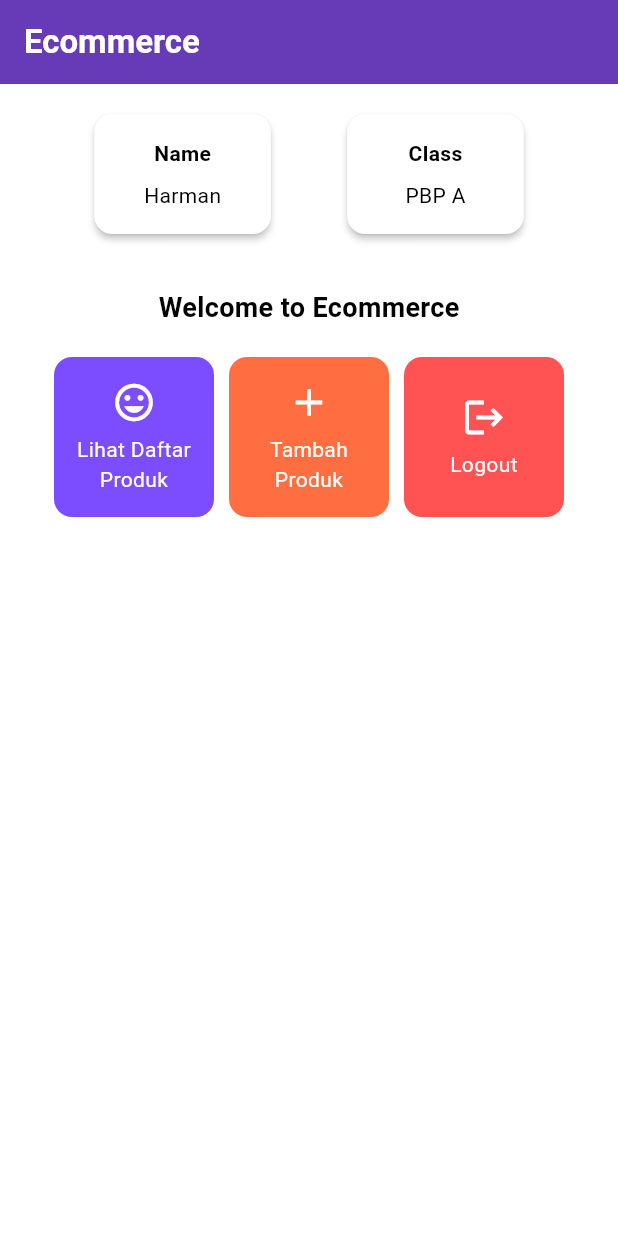
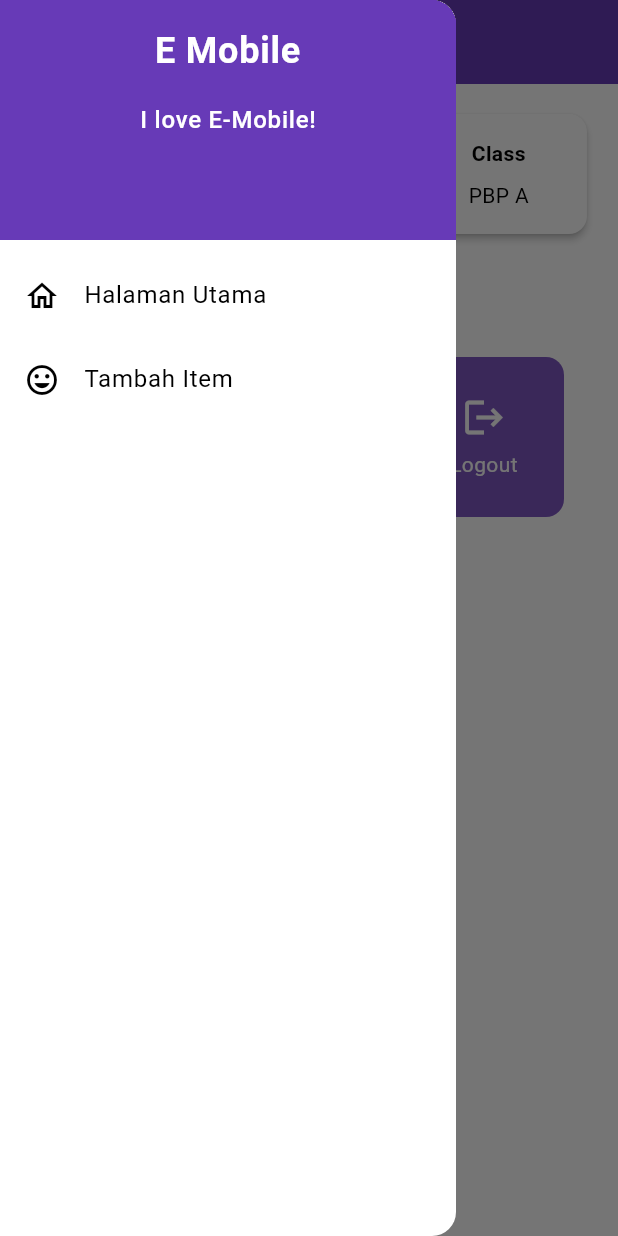
Before and after one commit to muttyqt15/emobile, a Flutter app: the screen it shows after launch, with the side drawer open (before the commit the screen has no drawer), on a phone screen of 412 x 824 dp. Run offline on Flutter 3.47's test engine with Material 3 defaults, Android fonts, the phone set to English and light mode, and no system bars.

Commit message:
feat: boom!

```diff
--- a/lib/main.dart
+++ b/lib/main.dart
@@ -1,5 +1,5 @@
 import 'package:flutter/material.dart';
-import 'package:emobile/menu.dart';
+import 'package:emobile/screens/menu.dart';
 
 void main() {
   runApp(const MyApp());
@@ -12,7 +12,7 @@ class MyApp extends StatelessWidget {
   @override
   Widget build(BuildContext context) {
     return MaterialApp(
-      title: 'Flutter Page',
+      title: '2306207101',
       theme: ThemeData(
         // This is the theme of your application.
         //
--- a/lib/menu.dart
+++ /dev/null
@@ -1,183 +0,0 @@
-import 'package:flutter/material.dart';
-
-class MyHomePage extends StatelessWidget  {
-  MyHomePage({super.key});
-  final String name = 'Harman';
-  final String pbpClass = 'PBP A';
-
-  final List<ItemHomepage> items = [
-    ItemHomepage("Lihat Daftar Produk", Icons.mood, Colors.deepPurpleAccent),
-    ItemHomepage("Tambah Produk", Icons.add, Colors.deepOrangeAccent),
-    ItemHomepage("Logout", Icons.logout, Colors.redAccent),
-  ];
-
-  @override
-  Widget build(BuildContext context) {
-    // Scaffold menyediakan struktur dasar halaman dengan AppBar dan body.
-    return Scaffold(
-      // AppBar adalah bagian atas halaman yang menampilkan judul.
-      appBar: AppBar(
-        title: const Text(
-          'Ecommerce',
-          style: TextStyle(
-            color: Colors.white,
-            fontWeight: FontWeight.bold,
-          ),
-        ),
-        // Warna latar belakang AppBar diambil dari skema warna tema aplikasi.
-        backgroundColor: Theme.of(context).colorScheme.primary,
-      ),
-      // Body halaman dengan padding di sekelilingnya.
-      body: Padding(
-        padding: const EdgeInsets.all(16.0),
-        // Menyusun widget secara vertikal dalam sebuah kolom.
-        child: Column(
-          crossAxisAlignment: CrossAxisAlignment.center,
-          children: [
-            // Row untuk menampilkan 3 InfoCard secara horizontal.
-            Row(
-              mainAxisAlignment: MainAxisAlignment.spaceEvenly,
-              children: [
-                InfoCard(title: 'Name', content: name),
-                InfoCard(title: 'Class', content: pbpClass),
-              ],
-            ),
-
-            // Memberikan jarak vertikal 16 unit.
-            const SizedBox(height: 16.0),
-
-            // Menempatkan widget berikutnya di tengah halaman.
-            Center(
-              child: Column(
-                // Menyusun teks dan grid item secara vertikal.
-
-                children: [
-                  // Menampilkan teks sambutan dengan gaya tebal dan ukuran 18.
-                  const Padding(
-                    padding: EdgeInsets.only(top: 16.0),
-                    child: Text(
-                      'Welcome to Ecommerce',
-                      style: TextStyle(
-                        fontWeight: FontWeight.bold,
-                        fontSize: 18.0,
-                      ),
-                    ),
-                  ),
-
-                  // Grid untuk menampilkan ItemCard dalam bentuk grid 3 kolom.
-                  GridView.count(
-                    primary: true,
-                    padding: const EdgeInsets.all(20),
-                    crossAxisSpacing: 10,
-                    mainAxisSpacing: 10,
-                    crossAxisCount: 3,
-                    // Agar grid menyesuaikan tinggi kontennya.
-                    shrinkWrap: true,
-
-                    // Menampilkan ItemCard untuk setiap item dalam list items.
-                    children: items.map((ItemHomepage item) {
-                      return ItemCard(item);
-                    }).toList(),
-                  ),
-                ],
-              ),
-            ),
-          ],
-        ),
-      ),
-    );
-  }
-}
-class InfoCard extends StatelessWidget {
-  // Kartu informasi yang menampilkan title dan content.
-
-  final String title;  // Judul kartu.
-  final String content;  // Isi kartu.
-
-  const InfoCard({super.key, required this.title, required this.content});
-
-  @override
-  Widget build(BuildContext context) {
-    return Card(
-      // Membuat kotak kartu dengan bayangan dibawahnya.
-      elevation: 2.0,
-      child: Container(
-        // Mengatur ukuran dan jarak di dalam kartu.
-        width: MediaQuery.of(context).size.width / 3.5, // menyesuaikan dengan lebar device yang digunakan.
-        padding: const EdgeInsets.all(16.0),
-        // Menyusun title dan content secara vertikal.
-        child: Column(
-          children: [
-            Text(
-              title,
-              style: const TextStyle(fontWeight: FontWeight.bold),
-            ),
-            const SizedBox(height: 8.0),
-            Text(content),
-          ],
-        ),
-      ),
-    );
-  }
-}
-class ItemHomepage {
-  final String name;
-  final IconData icon;
-  final Color color;
-
-  ItemHomepage(this.name, this.icon, this.color);
-}
-
-class ItemCard extends StatelessWidget {
-  // Menampilkan kartu dengan ikon dan nama.
-
-  final ItemHomepage item;
-
-  const ItemCard(this.item, {super.key});
-
-  @override
-  Widget build(BuildContext context) {
-    return Material(
-      // Menentukan warna latar belakang dari tema aplikasi.
-      color: item.color,
-      // Membuat sudut kartu melengkung.
-      borderRadius: BorderRadius.circular(12),
-
-      child: InkWell(
-        // Aksi ketika kartu ditekan.
-        onTap: () {
-          // Menampilkan pesan SnackBar saat kartu ditekan.
-          ScaffoldMessenger.of(context)
-            ..hideCurrentSnackBar()
-            ..showSnackBar(
-                SnackBar(content: Text("Kamu telah menekan tombol ${item.name}!"))
-            );
-        },
-        // Container untuk menyimpan Icon dan Text
-        child: Container(
-          padding: const EdgeInsets.all(8),
-          child: Center(
-            child: Column(
-              // Menyusun ikon dan teks di tengah kartu.
-              mainAxisAlignment: MainAxisAlignment.center,
-              children: [
-                Icon(
-                  item.icon,
-                  color: Colors.white,
-                  size: 30.0,
-                ),
-                const Padding(padding: EdgeInsets.all(3)),
-                Text(
-                  item.name,
-                  textAlign: TextAlign.center,
-                  style: const TextStyle(color: Colors.white),
-                ),
-              ],
-            ),
-          ),
-        ),
-      ),
-    );
-  }
-
-}
--- /dev/null
+++ b/lib/screens/menu.dart
@@ -0,0 +1,98 @@
+import 'package:flutter/material.dart';
+import 'package:emobile/widgets/left_drawer.dart';
+import 'package:emobile/widgets/card.dart';
+
+class MyHomePage extends StatelessWidget  {
+  MyHomePage({super.key});
+
+  final String npm = '2306207101';
+  final String name = 'Muttaqin';
+  final String pbp_class = 'PBP A';
+
+  final List<ItemHomepage> items = [
+    ItemHomepage("Lihat Item", Icons.mood),
+    ItemHomepage("Tambah Item", Icons.add),
+    ItemHomepage("Logout", Icons.logout),
+  ];
+
+  @override
+  Widget build(BuildContext context) {
+    // Scaffold menyediakan struktur dasar halaman dengan AppBar dan body.
+    return Scaffold(
+      // AppBar adalah bagian atas halaman yang menampilkan judul.
+      appBar: AppBar(
+        // Judul aplikasi "Mental Health Tracker" dengan teks putih dan tebal.
+        title: const Text(
+          'E Mobile',
+          style: TextStyle(
+            color: Colors.white,
+            fontWeight: FontWeight.bold,
+          ),
+        ),
+        // Warna latar belakang AppBar diambil dari skema warna tema aplikasi.
+        backgroundColor: Theme.of(context).colorScheme.primary,
+        iconTheme: const IconThemeData(color: Colors.white),
+      ),
+      drawer: const LeftDrawer(),
+      // Body halaman dengan padding di sekelilingnya.
+      body: Padding(
+        padding: const EdgeInsets.all(16.0),
+        // Menyusun widget secara vertikal dalam sebuah kolom.
+        child: Column(
+          crossAxisAlignment: CrossAxisAlignment.center,
+          children: [
+            // Row untuk menampilkan 3 InfoCard secara horizontal.
+            Row(
+              mainAxisAlignment: MainAxisAlignment.spaceEvenly,
+              children: [
+                InfoCard(title: 'NPM', content: npm),
+                InfoCard(title: 'Name', content: name),
+                InfoCard(title: 'Class', content: pbp_class),
+              ],
+            ),
+
+            // Memberikan jarak vertikal 16 unit.
+            const SizedBox(height: 16.0),
+
+            // Menempatkan widget berikutnya di tengah halaman.
+            Center(
+              child: Column(
+                // Menyusun teks dan grid item secara vertikal.
+
+                children: [
+                  // Menampilkan teks sambutan dengan gaya tebal dan ukuran 18.
+                  const Padding(
+                    padding: EdgeInsets.only(top: 16.0),
+                    child: Text(
+                      'Welcome to E Mobile',
+                      style: TextStyle(
+                        fontWeight: FontWeight.bold,
+                        fontSize: 18.0,
+                      ),
+                    ),
+                  ),
+
+                  // Grid untuk menampilkan ItemCard dalam bentuk grid 3 kolom.
+                  GridView.count(
+                    primary: true,
+                    padding: const EdgeInsets.all(20),
+                    crossAxisSpacing: 10,
+                    mainAxisSpacing: 10,
+                    crossAxisCount: 3,
+                    // Agar grid menyesuaikan tinggi kontennya.
+                    shrinkWrap: true,
+
+                    // Menampilkan ItemCard untuk setiap item dalam list items.
+                    children: items.map((ItemHomepage item) {
+                      return ItemCard(item);
+                    }).toList(),
+                  ),
+                ],
+              ),
+            ),
+          ],
+        ),
+      ),
+    );
+  }
+}
--- /dev/null
+++ b/lib/widgets/card.dart
@@ -0,0 +1,93 @@
+import 'package:flutter/material.dart';
+
+class InfoCard extends StatelessWidget {
+  // Kartu informasi yang menampilkan title dan content.
+
+  final String title;  // Judul kartu.
+  final String content;  // Isi kartu.
+
+  const InfoCard({super.key, required this.title, required this.content});
+
+  @override
+  Widget build(BuildContext context) {
+    return Card(
+      // Membuat kotak kartu dengan bayangan dibawahnya.
+      elevation: 2.0,
+      child: Container(
+        // Mengatur ukuran dan jarak di dalam kartu.
+        width: MediaQuery.of(context).size.width / 3.5, // menyesuaikan dengan lebar device yang digunakan.
+        padding: const EdgeInsets.all(16.0),
+        // Menyusun title dan content secara vertikal.
+        child: Column(
+          children: [
+            Text(
+              title,
+              style: const TextStyle(fontWeight: FontWeight.bold),
+            ),
+            const SizedBox(height: 8.0),
+            Text(content),
+          ],
+        ),
+      ),
+    );
+  }
+}
+class ItemHomepage {
+  final String name;
+  final IconData icon;
+
+  ItemHomepage(this.name, this.icon);
+}
+
+class ItemCard extends StatelessWidget {
+  // Menampilkan kartu dengan ikon dan nama.
+
+  final ItemHomepage item;
+
+  const ItemCard(this.item, {super.key});
+
+  @override
+  Widget build(BuildContext context) {
+    return Material(
+      // Menentukan warna latar belakang dari tema aplikasi.
+      color: Theme.of(context).colorScheme.secondary,
+      // Membuat sudut kartu melengkung.
+      borderRadius: BorderRadius.circular(12),
+
+      child: InkWell(
+        // Aksi ketika kartu ditekan.
+        onTap: () {
+          // Menampilkan pesan SnackBar saat kartu ditekan.
+          ScaffoldMessenger.of(context)
+            ..hideCurrentSnackBar()
+            ..showSnackBar(
+                SnackBar(content: Text("Kamu telah menekan tombol ${item.name}!"))
+            );
+        },
+        // Container untuk menyimpan Icon dan Text
+        child: Container(
+          padding: const EdgeInsets.all(8),
+          child: Center(
+            child: Column(
+              // Menyusun ikon dan teks di tengah kartu.
+              mainAxisAlignment: MainAxisAlignment.center,
+              children: [
+                Icon(
+                  item.icon,
+                  color: Colors.white,
+                  size: 30.0,
+                ),
+                const Padding(padding: EdgeInsets.all(3)),
+                Text(
+                  item.name,
+                  textAlign: TextAlign.center,
+                  style: const TextStyle(color: Colors.white),
+                ),
+              ],
+            ),
+          ),
+        ),
+      ),
+    );
+  }
+}
--- /dev/null
+++ b/lib/widgets/left_drawer.dart
@@ -0,0 +1,63 @@
+import 'package:flutter/material.dart';
+import 'package:emobile/screens/menu.dart';
+import 'package:emobile/screens/form.dart';
+
+class LeftDrawer extends StatelessWidget {
+  const LeftDrawer({super.key});
+
+  @override
+  Widget build(BuildContext context) {
+    return Drawer(
+      child: ListView(
+        children: [
+          DrawerHeader(
+            decoration: BoxDecoration(
+              color: Theme.of(context).colorScheme.primary,
+            ),
+            child: const Column(
+              children: [
+                Text(
+                  'E Mobile',
+                  textAlign: TextAlign.center,
+                  style: TextStyle(
+                    fontSize: 24,
+                    fontWeight: FontWeight.bold,
+                    color: Colors.white,
+                  ),
+                ),
+                Padding(padding: EdgeInsets.all(8)),
+                Text(
+                  "I love E-Mobile!",
+                  style: TextStyle(
+                    color: Colors.white,
+                    fontWeight: FontWeight.w500,
+                  ),
+                ),
+              ],
+            ),
+          ),
+          ListTile(
+            leading: const Icon(Icons.home_outlined),
+            title: const Text('Halaman Utama'),
+            // Bagian redirection ke MyHomePage
+            onTap: () {
+              Navigator.pushReplacement(
+                  context,
+                  MaterialPageRoute(
+                    builder: (context) => MyHomePage(),
+                  ));
+            },
+          ),
+          ListTile(
+            leading: const Icon(Icons.mood),
+            title: const Text('Tambah Item'),
+            // Bagian redirection ke FormPage
+            onTap: () {
+              Navigator.push(context, MaterialPageRoute(builder: (context) => FormPage()));
+            },
+          ),
+        ],
+      ),
+    );
+  }
+}
```
Also changed, not shown: lib/screens/form.dart (added, +159 -0 lines).
